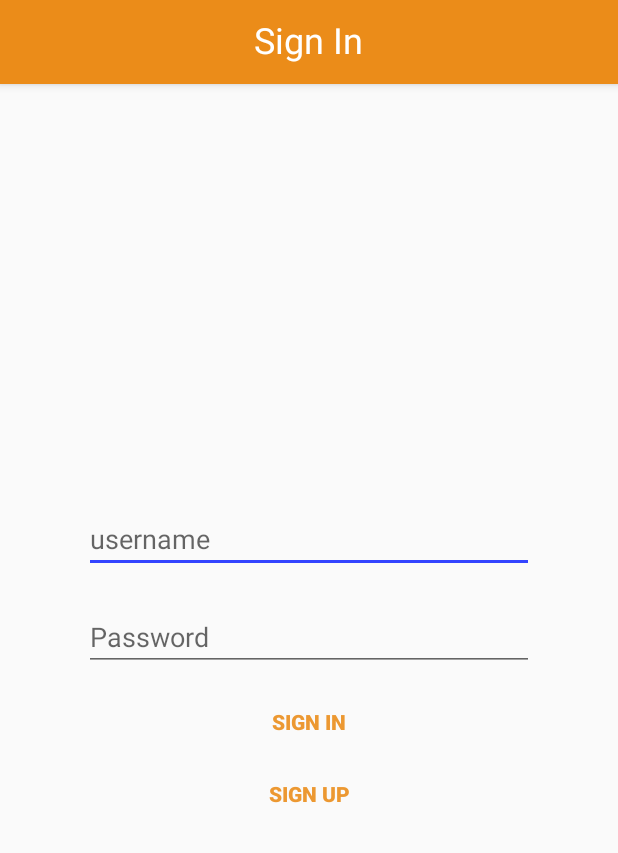
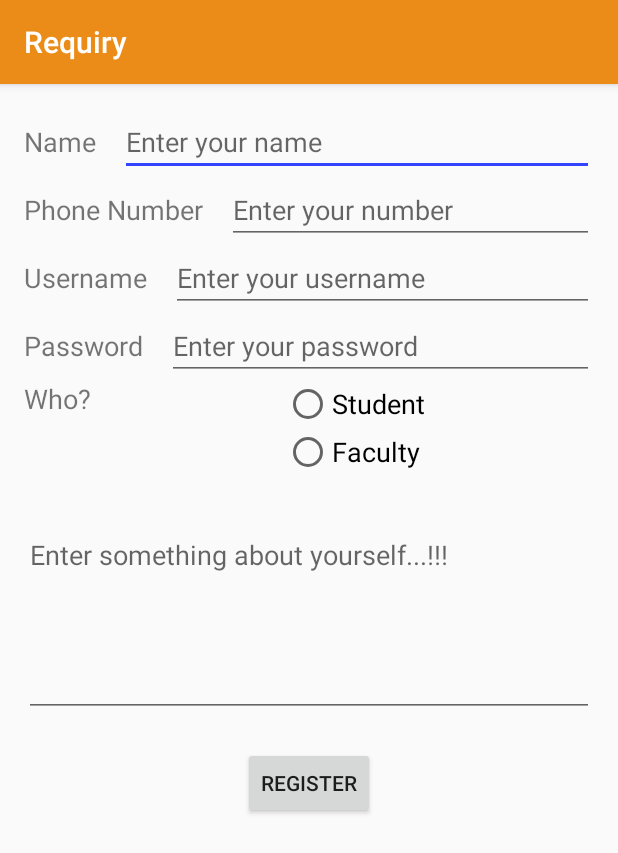
Before and after one commit to titoghose/dbs_project, an Android app: the screen it shows after launch (LoginActivity before the commit, SignUpActivity after it), after a tap on "SIGN UP", on a phone screen of 412 x 824 dp. Shown: the top 853 px of the screen. Run offline under Robolectric (Android 15) with nearby library versions, the phone set to English and light mode, and no system bars.

Commit message:
SignUp Activity added

```diff
--- /dev/null
+++ b/requiry_app/app/src/main/java/com/example/android/requiry/SignInActivity.java
@@ -0,0 +1,81 @@
+package com.example.android.requiry;
+
+import android.content.Intent;
+import android.support.v7.app.ActionBar;
+import android.support.v7.app.AppCompatActivity;
+import android.os.Bundle;
+import android.view.Gravity;
+import android.view.LayoutInflater;
+import android.view.View;
+import android.widget.AutoCompleteTextView;
+import android.widget.Button;
+import android.widget.EditText;
+import android.widget.ProgressBar;
+import android.widget.TextView;
+import android.widget.Toast;
+
+public class SignInActivity extends AppCompatActivity {
+
+    private AutoCompleteTextView mEnterUsername;
+    private EditText mEnterPassword;
+    private ProgressBar mProgressBar;
+    private Button mSignInButton;
+    private Button mSignUpButton;
+
+    @Override
+    protected void onCreate(Bundle savedInstanceState) {
+        super.onCreate(savedInstanceState);
+        setContentView(R.layout.activity_login);
+
+        ActionBar actionBar = getSupportActionBar();
+        LayoutInflater inflater = LayoutInflater.from(this);
+        View v = inflater.inflate(R.layout.action_bar, null);
+        TextView actionbar_title = (TextView)v.findViewById(R.id.action_bar_title);
+        actionbar_title.setText("Sign In");
+        assert actionBar != null;
+        ActionBar.LayoutParams params = new ActionBar.LayoutParams(ActionBar.LayoutParams.MATCH_PARENT,
+                ActionBar.LayoutParams.MATCH_PARENT, Gravity.CENTER);
+        v.setLayoutParams(params);
+        actionBar.setDisplayOptions(ActionBar.DISPLAY_SHOW_CUSTOM);
+        actionBar.setCustomView(v);
+
+
+        mEnterUsername = (AutoCompleteTextView) findViewById(R.id.username);
+        mEnterPassword = (EditText) findViewById(R.id.password);
+        mSignInButton = (Button) findViewById(R.id.signIn_button);
+        mSignUpButton = (Button) findViewById(R.id.signUp_button);
+
+        mSignInButton.setOnClickListener(new View.OnClickListener(){
+            @Override
+            public void onClick(View v) {
+                if(validUsername() && validPassword()){
+                    Intent moveToProFeed = new Intent(SignInActivity.this, ProFeedActivity.class);
+                    startActivity(moveToProFeed);
+                }
+                else{
+                    Toast.makeText(SignInActivity.this, "Incorrect Username or Password", Toast.LENGTH_SHORT).show();
+                }
+
+            }
+        });
+
+        mSignUpButton.setOnClickListener(new View.OnClickListener() {
+            @Override
+            public void onClick(View v) {
+                Intent moveToSignUp = new Intent(SignInActivity.this, SignUpActivity.class);
+                startActivity(moveToSignUp);
+            }
+        });
+    }
+
+    private boolean validUsername() {
+        final String email = String.valueOf(mEnterUsername.getText());
+
+        return true;
+    }
+    private boolean validPassword() {
+        final String password = String.valueOf(mEnterPassword.getText());
+
+        return true;
+    }
+}
--- /dev/null
+++ b/requiry_app/app/src/main/java/com/example/android/requiry/SignUpActivity.java
@@ -0,0 +1,105 @@
+package com.example.android.requiry;
+
+import android.app.Activity;
+import android.os.Bundle;
+import android.support.v4.app.NavUtils;
+import android.support.v7.app.AppCompatActivity;
+import android.text.TextUtils;
+import android.util.Log;
+import android.view.View;
+import android.widget.EditText;
+import android.widget.RadioGroup;
+
+import org.json.JSONObject;
+
+public class SignUpActivity extends AppCompatActivity{
+    private EditText mNameEditText;
+    private EditText mNumberEditText;
+    private EditText mUsernameEditText;
+    private EditText mPasswordEditText;
+    private EditText mDescEditText;
+    private final String url = "http://192.168.43.19:5000/SignUp";//Add your Sign Up url here
+    private RadioGroup radioGroup;
+    JSONObject jsonObject;
+    @Override
+    protected void onCreate(Bundle savedInstanceState) {
+        super.onCreate(savedInstanceState);
+        setContentView(R.layout.activity_sign_up);
+
+
+
+        mNameEditText = (EditText) findViewById(R.id.input_nameEditText);
+        mNumberEditText = (EditText) findViewById(R.id.input_numberEditText);
+        mUsernameEditText = (EditText) findViewById(R.id.input_usernameEditText);
+        mPasswordEditText = (EditText) findViewById(R.id.input_passwordEditText);
+        mDescEditText = (EditText) findViewById(R.id.input_userdesc);
+        radioGroup = (RadioGroup) findViewById(R.id.whoradiogroup);
+    }
+    public void registerUser(View view){
+        Integer number = null;
+        String name = mNameEditText.getText().toString().trim();
+        if(!TextUtils.isEmpty(mNumberEditText.getText().toString().trim()))
+            number  = Integer.parseInt(mNumberEditText.getText().toString());
+
+        String username = mUsernameEditText.getText().toString().trim();
+        String password = mPasswordEditText.getText().toString().trim();
+        String desc = mDescEditText.getText().toString().trim();
+        if(TextUtils.isEmpty(name)){
+            mNameEditText.requestFocus();
+            mNameEditText.setError("This field is required");
+            return;
+        }
+        if(TextUtils.isEmpty(username)){
+            mUsernameEditText.requestFocus();
+            mUsernameEditText.setError("This field is required");
+            return;
+        }
+        if(TextUtils.isEmpty(password)){
+            mPasswordEditText.requestFocus();
+            mPasswordEditText.setError("This field is required");
+            return;
+        }
+        int who;
+        /**
+         * Radio Group
+         * if the user is Student then in database it is stored as 0
+         * if the user is Faculty then in database it is stored as 1
+         */
+
+        int selectedId = radioGroup.getCheckedRadioButtonId();
+        if(selectedId==R.id.student_radiobutton)
+            who = 0;
+        else
+            who=1;
+        try {
+            jsonObject = new JSONObject();
+            jsonObject.put("uname", name);
+            jsonObject.put("unumber", number);
+            jsonObject.put("uusername", username);
+            jsonObject.put("upassword", password);
+            jsonObject.put("uwho", who);
+            jsonObject.put("udesc", desc);
+        }
+        catch (Exception e){
+            Log.e("SignUpActivity",""+e);
+        }
+        SubmitAsyncTask.InformComplete mycallback = new SubmitAsyncTask.InformComplete() {
+            @Override
+            public void postData(String result) {
+                mNameEditText.setText("");
+                mNumberEditText.setText("");
+                mUsernameEditText.setText("");
+                mPasswordEditText.setText("");
+                mDescEditText.setText("");
+                //  Toast.makeText(getMyActivityContext(),"postDataWorks",Toast.LENGTH_SHORT).show();
+                if(result.equals("success"))
+                    NavUtils.navigateUpFromSameTask(getMyActivityContext());
+            }
+        };
+        new SubmitAsyncTask(this,url,jsonObject,mycallback).execute();
+
+    }
+    private Activity getMyActivityContext(){
+        return this;
+    }
+}
--- a/requiry_app/app/src/main/res/layout/activity_login.xml
+++ b/requiry_app/app/src/main/res/layout/activity_login.xml
@@ -8,7 +8,7 @@
     android:paddingLeft="@dimen/activity_horizontal_margin"
     android:paddingRight="@dimen/activity_horizontal_margin"
     android:paddingTop="@dimen/activity_vertical_margin"
-    tools:context="com.example.android.requiry.LoginActivity">
+    tools:context="com.example.android.requiry.SignInActivity">
 
     <ProgressBar
         android:id="@+id/login_progress"
--- /dev/null
+++ b/requiry_app/app/src/main/res/layout/activity_sign_up.xml
@@ -0,0 +1,128 @@
+<?xml version="1.0" encoding="utf-8"?>
+<LinearLayout xmlns:android="http://schemas.android.com/apk/res/android"
+    xmlns:tools="http://schemas.android.com/tools"
+    android:layout_width="match_parent"
+    android:layout_height="match_parent"
+    android:paddingBottom="@dimen/activity_vertical_margin"
+    android:paddingLeft="@dimen/activity_horizontal_margin"
+    android:paddingRight="@dimen/activity_horizontal_margin"
+    android:paddingTop="@dimen/activity_vertical_margin"
+    android:orientation="vertical"
+    tools:context="com.example.android.requiry.SignUpActivity">
+
+    <LinearLayout
+        android:layout_width="match_parent"
+        android:layout_height="wrap_content">
+        <TextView
+            android:id="@+id/input_nameTextView"
+            android:layout_width="wrap_content"
+            android:layout_height="wrap_content"
+            tools:text = "Name"
+            android:text="@string/user_name"
+            android:textSize="18sp"
+            android:paddingRight="16dp"/>
+        <EditText
+            android:id="@+id/input_nameEditText"
+            android:layout_width="match_parent"
+            android:layout_height="wrap_content"
+            android:hint="Enter your name" />
+    </LinearLayout>
+    <LinearLayout
+        android:layout_width="match_parent"
+        android:layout_height="wrap_content">
+        <TextView
+            android:id="@+id/input_numberTextView"
+            android:layout_width="wrap_content"
+            android:layout_height="wrap_content"
+            tools:text = "Phone Number"
+            android:text="@string/user_number"
+            android:textSize="18sp"
+            android:paddingRight="16dp"/>
+        <EditText
+            android:id="@+id/input_numberEditText"
+            android:layout_width="match_parent"
+            android:inputType="number"
+            android:layout_height="wrap_content"
+            android:hint="Enter your number" />
+    </LinearLayout>
+    <LinearLayout
+        android:layout_width="match_parent"
+        android:layout_height="wrap_content">
+        <TextView
+            android:id="@+id/input_usernameTextView"
+            android:layout_width="wrap_content"
+            android:layout_height="wrap_content"
+            tools:text = "Username"
+            android:text="@string/user_username"
+            android:textSize="18sp"
+            android:paddingRight="16dp"/>
+        <EditText
+            android:id="@+id/input_usernameEditText"
+            android:layout_width="match_parent"
+            android:layout_height="wrap_content"
+            android:hint="Enter your username" />
+    </LinearLayout>
+    <LinearLayout
+        android:layout_width="match_parent"
+        android:layout_height="wrap_content">
+        <TextView
+            android:id="@+id/input_passwordTextView"
+            android:layout_width="wrap_content"
+            android:layout_height="wrap_content"
+            tools:text = "Password"
+            android:text="@string/user_password"
+            android:textSize="18sp"
+            android:paddingRight="16dp"/>
+        <EditText
+            android:id="@+id/input_passwordEditText"
+            android:layout_width="match_parent"
+            android:layout_height="wrap_content"
+            android:hint="Enter your password"
+            android:inputType="textPassword"/>
+    </LinearLayout>
+    <LinearLayout
+        android:layout_width="match_parent"
+        android:layout_height="wrap_content"
+        android:layout_marginBottom="30dp">
+        <TextView
+            android:layout_width="wrap_content"
+            android:layout_height="match_parent"
+            android:layout_weight="1"
+            android:text="@string/who"
+            android:textSize="18sp"
+            android:paddingRight="16dp"/>
+        <RadioGroup
+            android:layout_width="wrap_content"
+            android:layout_height="wrap_content"
+            android:layout_weight="1"
+            android:id="@+id/whoradiogroup">
+            <RadioButton
+                android:layout_width="wrap_content"
+                android:layout_height="wrap_content"
+                android:text="@string/student"
+                android:textSize="18sp"
+                android:id="@+id/student_radiobutton"/>
+            <RadioButton
+                android:layout_width="wrap_content"
+                android:layout_height="wrap_content"
+                android:text="@string/faculty"
+                android:textSize="18sp"
+                android:id="@+id/faculty_radiobutton"/>
+        </RadioGroup>
+    </LinearLayout>
+    <EditText
+        android:id="@+id/input_userdesc"
+        android:layout_width="match_parent"
+        android:layout_height="wrap_content"
+        android:lines="5"
+        android:hint="@string/desc"
+        android:gravity="top"
+        android:scrollHorizontally="false"
+        android:layout_marginBottom="20dp"/>
+    <Button
+        android:layout_width="wrap_content"
+        android:layout_height="wrap_content"
+        android:layout_gravity="center|bottom"
+        android:text="Register"
+        android:onClick="registerUser"/>
+</LinearLayout>
--- a/requiry_app/app/src/main/res/values/strings.xml
+++ b/requiry_app/app/src/main/res/values/strings.xml
@@ -13,5 +13,12 @@
     <string name="permission_rationale">"Contacts permissions are needed for providing email
         completions."
     </string>
-    <string name="title_activity_login">Sign in</string>
+    <string name="user_name">Name</string>
+    <string name="user_number">Phone Number</string>
+    <string name="user_username">Username</string>
+    <string name="user_password">Password</string>
+    <string name="who">Who?</string>
+    <string name="student">Student</string>
+    <string name="faculty">Faculty</string>
+    <string name="desc">Enter something about yourself...!!!</string>
 </resources>
```
Also changed, not shown: requiry_app/app/src/main/AndroidManifest.xml (+10 -1 lines), requiry_app/app/src/main/java/com/example/android/requiry/SubmitAsyncTask.java (added, +109 -0 lines).
